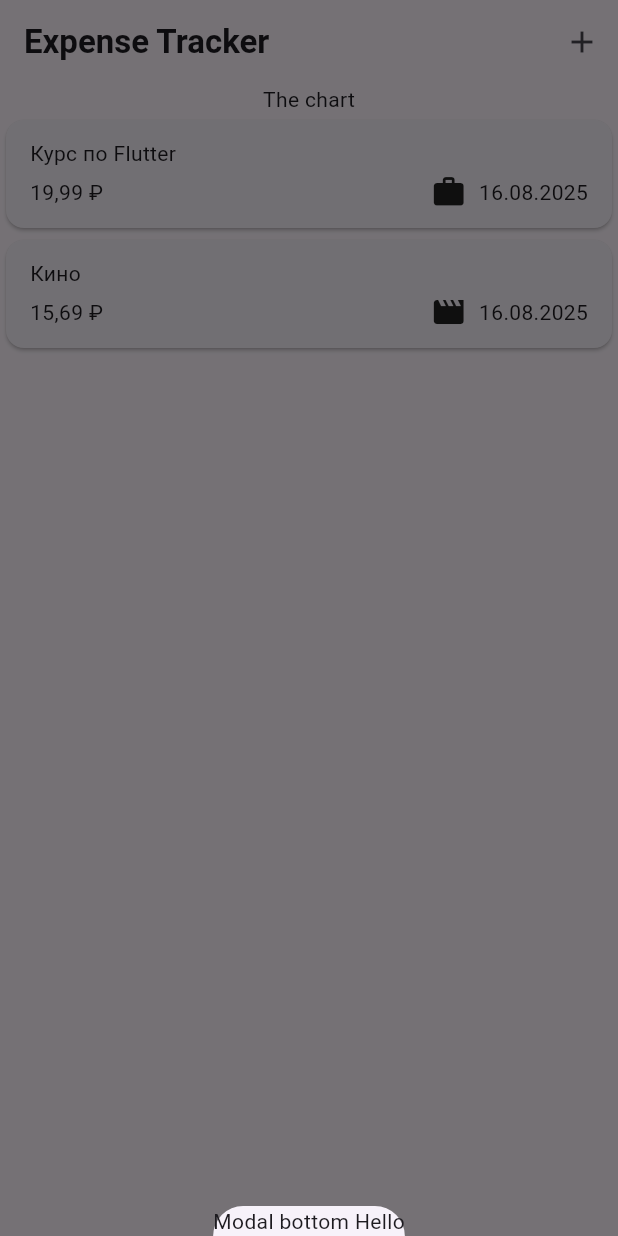
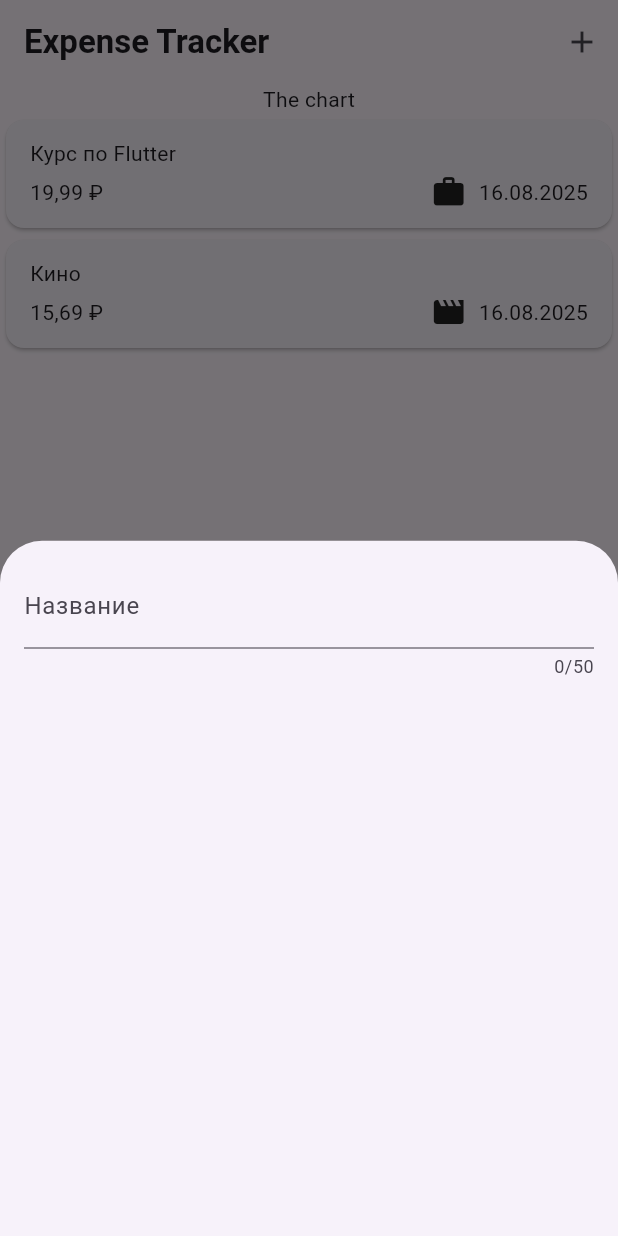
Before and after one commit to BulanovAlexander/expense_tracker, a Flutter app: the screen it shows after launch, after a tap on the "add" icon, on a phone screen of 412 x 824 dp. Run offline on Flutter 3.47's test engine with Material 3 defaults, Android fonts, the phone set to English and light mode, and no system bars.

Commit message:
Обработка пользовательского ввода текста с помощью виджета TextField

```diff
--- a/lib/widgets/expenses/expenses.dart
+++ b/lib/widgets/expenses/expenses.dart
@@ -1,6 +1,7 @@
 import 'package:flutter/material.dart';
 import 'package:expense_tracker/models/expense.dart';
 import 'package:expense_tracker/widgets/expenses/expenses_list.dart';
+import 'package:expense_tracker/widgets/expenses/expenses_adder.dart';
 
 class Expenses extends StatefulWidget {
   const Expenses({super.key});
@@ -31,9 +32,7 @@ class _ExpensesState extends State<Expenses> {
     showModalBottomSheet(
         context: context,
         builder: (ctx) {
-          return const Text(
-            'Modal bottom Hello',
-          );
+          return const ExpensesAdder();
         });
   }
 
--- /dev/null
+++ b/lib/widgets/expenses/expenses_adder.dart
@@ -0,0 +1,29 @@
+import 'package:flutter/material.dart';
+
+class ExpensesAdder extends StatefulWidget {
+  const ExpensesAdder({super.key});
+
+  @override
+  State<ExpensesAdder> createState() {
+    return _ExpensesAdderState();
+  }
+}
+
+class _ExpensesAdderState extends State<ExpensesAdder> {
+  @override
+  Widget build(BuildContext context) {
+    return const Padding(
+      padding: EdgeInsets.all(16.0),
+      child: Column(
+        children: <Widget>[
+          TextField(
+            maxLength: 50,
+            decoration: InputDecoration(
+              label: Text('Название'),
+            ),
+          ),
+        ],
+      ),
+    );
+  }
+}
```
